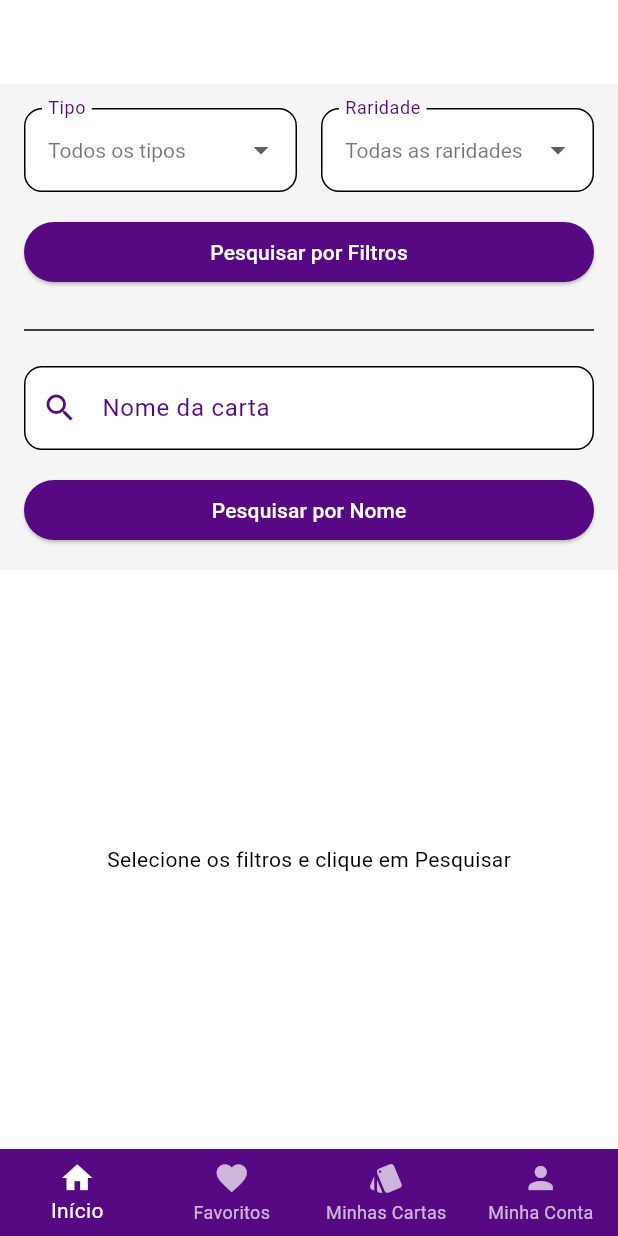
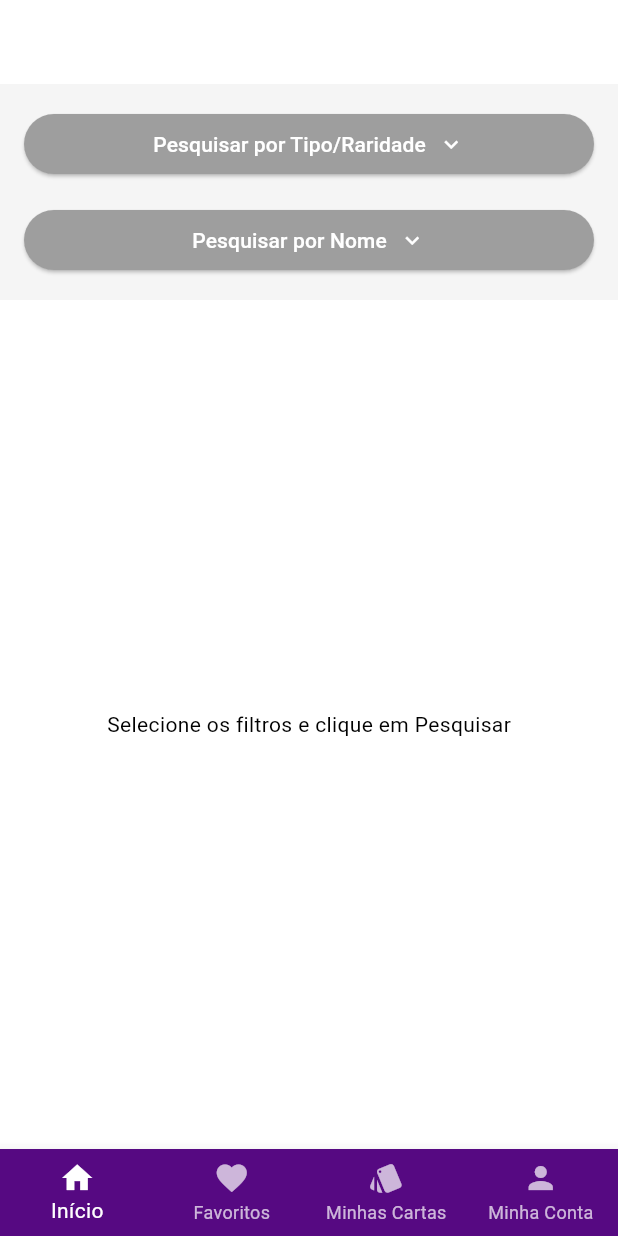
Before and after one commit to yanldc/Final-Mobile, a Flutter app: the HomeScreen screen opened directly, on a phone screen of 412 x 824 dp. Run offline on Flutter 3.47's test engine with Material 3 defaults, Android fonts, the phone set to English and light mode, and no system bars; our stand-ins replace get, hive, hive_flutter; accounts and stored records are empty.

Commit message:
feat: implementar interface recolhível para pesquisas

```diff
--- a/final_mobile/lib/screens/home_screen.dart
+++ b/final_mobile/lib/screens/home_screen.dart
@@ -30,6 +30,8 @@ class _HomeScreenState extends State<HomeScreen> {
   String? _selectedRarity;
   bool _filtersLoaded = false;
   final _searchController = TextEditingController();
+  bool _showFilters = false;
+  bool _showNameSearch = false;
 
   @override
   void initState() {
@@ -55,6 +57,7 @@ class _HomeScreenState extends State<HomeScreen> {
       setState(() {
         _isLoading = true;
         _error = '';
+        _showFilters = false; // Recolhe após pesquisar
       });
 
       final cards = await PokemonApiService.getCardsWithFilters(
@@ -97,6 +100,7 @@ class _HomeScreenState extends State<HomeScreen> {
       setState(() {
         _isLoading = true;
         _error = '';
+        _showNameSearch = false; // Recolhe após pesquisar
       });
 
       final cards = await PokemonApiService.searchCards(query);
@@ -239,6 +243,35 @@ class _HomeScreenState extends State<HomeScreen> {
           color: themeController.isDarkMode ? Colors.grey[800] : Colors.grey[100],
           child: Column(
             children: [
+              // Botão Tipo/Raridade
+              SizedBox(
+                width: double.infinity,
+                child: ElevatedButton(
+                  onPressed: () => setState(() {
+                    _showFilters = !_showFilters;
+                    _showNameSearch = false;
+                  }),
+                  style: ElevatedButton.styleFrom(
+                    backgroundColor: _showFilters ? const Color(0xFF560982) : Colors.grey,
+                    foregroundColor: Colors.white,
+                  ),
+                  child: Row(
+                    mainAxisAlignment: MainAxisAlignment.center,
+                    children: [
+                      const Text('Pesquisar por Tipo/Raridade'),
+                      const SizedBox(width: 8),
+                      Icon(_showFilters ? Icons.expand_less : Icons.expand_more),
+                    ],
+                  ),
+                ),
+              ),
+              // Filtros expansíveis
+              AnimatedContainer(
+                duration: const Duration(milliseconds: 300),
+                height: _showFilters ? null : 0,
+                child: _showFilters ? Column(
+                  children: [
+                    const SizedBox(height: 16),
                     Row(
                       children: [
                         Expanded(
@@ -333,11 +366,41 @@ class _HomeScreenState extends State<HomeScreen> {
                           backgroundColor: const Color(0xFF560982),
                           foregroundColor: Colors.white,
                         ),
-                  child: const Text('Pesquisar por Filtros'),
+                        child: const Text('Pesquisar'),
                       ),
                     ),
-              const SizedBox(height: 20),
-              const Divider(),
+                  ],
+                ) : const SizedBox.shrink(),
+              ),
+              const SizedBox(height: 16),
+              // Botão Nome
+              SizedBox(
+                width: double.infinity,
+                child: ElevatedButton(
+                  onPressed: () => setState(() {
+                    _showNameSearch = !_showNameSearch;
+                    _showFilters = false;
+                  }),
+                  style: ElevatedButton.styleFrom(
+                    backgroundColor: _showNameSearch ? const Color(0xFF560982) : Colors.grey,
+                    foregroundColor: Colors.white,
+                  ),
+                  child: Row(
+                    mainAxisAlignment: MainAxisAlignment.center,
+                    children: [
+                      const Text('Pesquisar por Nome'),
+                      const SizedBox(width: 8),
+                      Icon(_showNameSearch ? Icons.expand_less : Icons.expand_more),
+                    ],
+                  ),
+                ),
+              ),
+              // Campo nome expansível
+              AnimatedContainer(
+                duration: const Duration(milliseconds: 300),
+                height: _showNameSearch ? null : 0,
+                child: _showNameSearch ? Column(
+                  children: [
                     const SizedBox(height: 16),
                     TextFormField(
                       controller: _searchController,
@@ -373,8 +436,11 @@ class _HomeScreenState extends State<HomeScreen> {
                           backgroundColor: const Color(0xFF560982),
                           foregroundColor: Colors.white,
                         ),
-                  child: const Text('Pesquisar por Nome'),
+                        child: const Text('Pesquisar'),
                       ),
+                    ),
+                  ],
+                ) : const SizedBox.shrink(),
               ),
             ],
           ),
```
Lines whose indentation alone changed are shown as unchanged.
